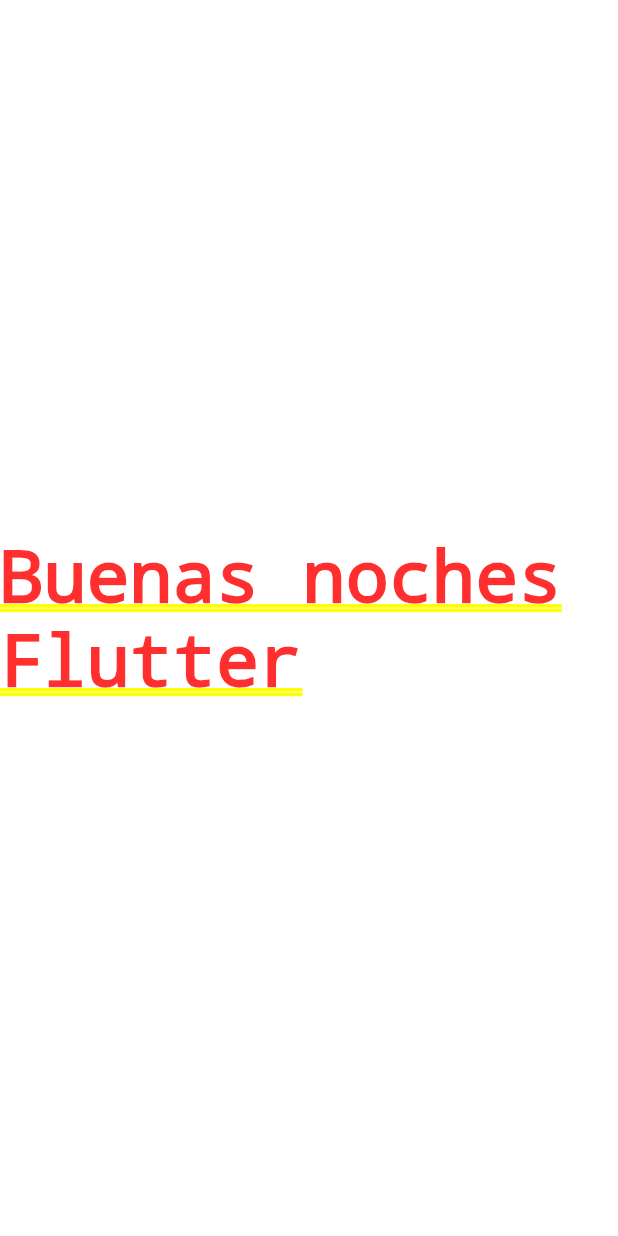
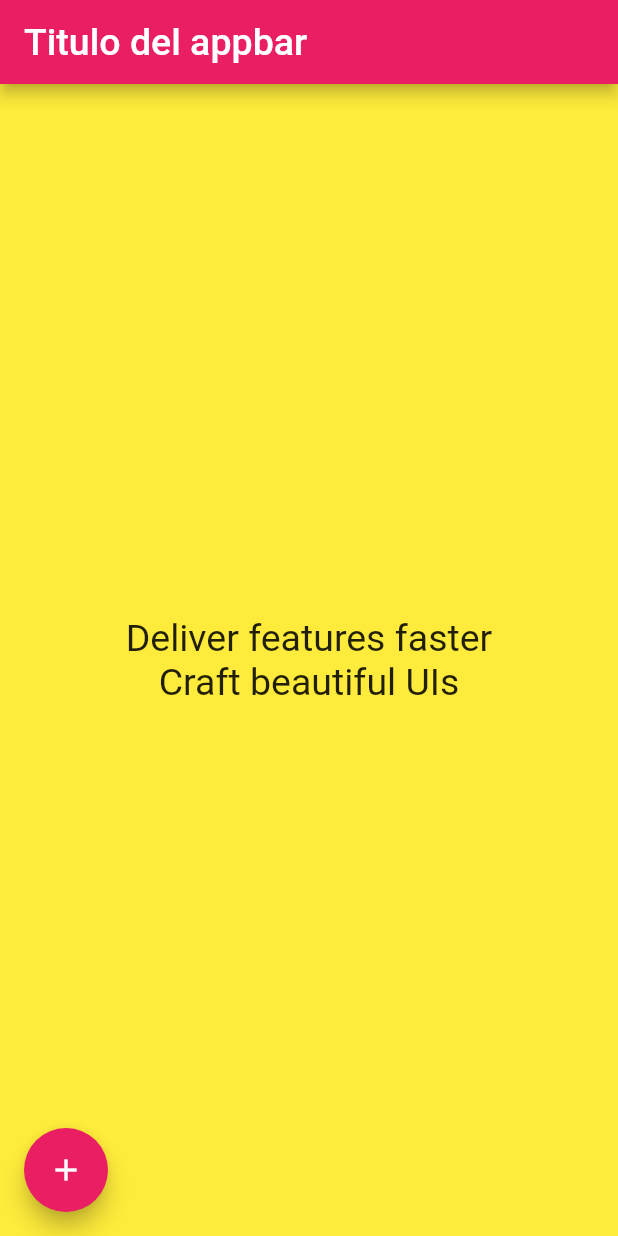
Before and after one commit to DanteDeLordran/FlutterIntroduction, a Flutter app: the screen it shows after launch, on a phone screen of 412 x 824 dp. Run offline on Flutter 3.47's test engine with Material 2 defaults, Android fonts, the phone set to English and light mode, and no system bars.

Commit message:
Home screen with stateless widget finished

```diff
--- a/lib/screens/home_screen.dart
+++ b/lib/screens/home_screen.dart
@@ -3,10 +3,47 @@ import 'package:flutter/material.dart';
 class HomeScreen extends StatelessWidget {
   const HomeScreen({super.key});
 
-  @override
+  @override //El buildcontext es el arbol de widgets
   Widget build(BuildContext context) {
-    return const Center(
-      child: Text('Buenas noches Flutter'),
+    TextStyle fontSize = const TextStyle(fontSize: 25);
+
+    //El scaffold es la ventana en la que viene el contenido
+    return Scaffold(
+      backgroundColor: Colors.yellow,
+      appBar: AppBar(
+        backgroundColor: Colors.pink,
+        elevation: 4, //Quita el sombreado que pone debajo del widget
+        title: Text(
+          'Titulo del appbar',
+          style: fontSize,
+        ),
+      ),
+      body: Center(
+        child: Column(
+          //Alinea en Y
+          mainAxisAlignment: MainAxisAlignment.center,
+          //Alinea en X y por defecto esta centrado
+          crossAxisAlignment: CrossAxisAlignment.center,
+          children: <Widget>[
+            Text(
+              'Deliver features faster',
+              style: fontSize,
+            ),
+            Text(
+              'Craft beautiful UIs',
+              style: fontSize,
+            ),
+          ],
+        ),
+      ),
+      floatingActionButtonLocation: FloatingActionButtonLocation.startFloat,
+      floatingActionButton: FloatingActionButton(
+        backgroundColor: Colors.pink,
+        child: const Icon(
+          Icons.add,
+        ),
+        onPressed: () {},
+      ),
     );
   }
 }
```
